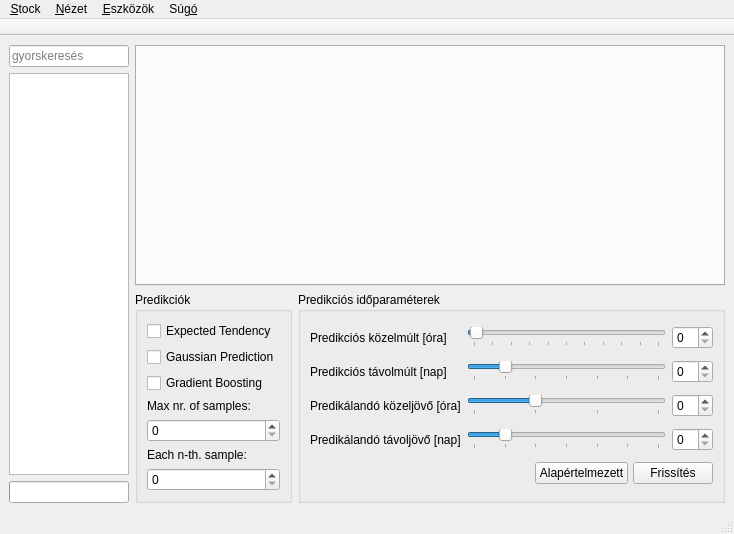
Before: the Qt Designer form intellistock/ui/ui_mainwindow.ui in morta-code/IntelliStock, drawn with Qt 5.
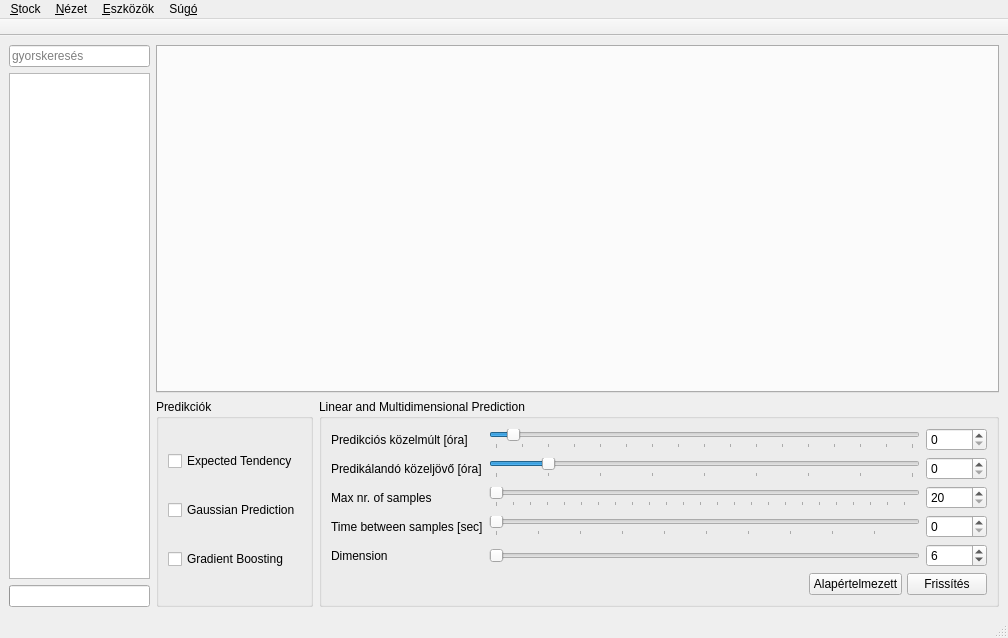
After: the same form once the commit is applied.

Commit message: nagyon sokat modositottam a GUI-on, kizart, hogy minden mukodni fog :D

```diff
--- a/intellistock/ui/ui_mainwindow.ui
+++ b/intellistock/ui/ui_mainwindow.ui
@@ -6,8 +6,8 @@
    <rect>
     <x>0</x>
     <y>0</y>
-    <width>734</width>
-    <height>534</height>
+    <width>1008</width>
+    <height>638</height>
    </rect>
   </property>
   <property name="windowTitle">
@@ -144,135 +144,16 @@
              </property>
             </widget>
            </item>
-           <item>
-            <widget class="QLabel" name="label">
-             <property name="text">
-              <string>Max nr. of samples:</string>
-             </property>
-            </widget>
-           </item>
-           <item>
-            <widget class="QSpinBox" name="spinBox_maxNrSamples"/>
-           </item>
-           <item>
-            <widget class="QLabel" name="label_2">
-             <property name="text">
-              <string>Each n-th. sample:</string>
-             </property>
-            </widget>
-           </item>
-           <item>
-            <widget class="QSpinBox" name="spinBox_eachNthSample"/>
-           </item>
           </layout>
          </widget>
         </item>
         <item>
          <widget class="QGroupBox" name="groupBox_time">
           <property name="title">
-           <string>Predikciós időparaméterek</string>
+           <string>Linear and Multidimensional Prediction</string>
           </property>
           <layout class="QGridLayout" name="gridLayout">
-           <item row="0" column="0">
-            <widget class="QLabel" name="label_near_past">
-             <property name="text">
-              <string>Predikciós közelmúlt [óra]</string>
-             </property>
-            </widget>
-           </item>
-           <item row="2" column="1">
-            <widget class="QSlider" name="slider_near_future">
-             <property name="minimum">
-              <number>0</number>
-             </property>
-             <property name="maximum">
-              <number>72</number>
-             </property>
-             <property name="value">
-              <number>24</number>
-             </property>
-             <property name="orientation">
-              <enum>Qt::Horizontal</enum>
-             </property>
-             <property name="tickPosition">
-              <enum>QSlider::TicksBelow</enum>
-             </property>
-             <property name="tickInterval">
-              <number>24</number>
-             </property>
-            </widget>
-           </item>
-           <item row="3" column="0">
-            <widget class="QLabel" name="label_far_past_2">
-             <property name="text">
-              <string>Predikálandó távoljövő [nap]</string>
-             </property>
-            </widget>
-           </item>
-           <item row="1" column="1">
-            <widget class="QSlider" name="slider_far_past">
-             <property name="minimum">
-              <number>0</number>
-             </property>
-             <property name="maximum">
-              <number>90</number>
-             </property>
-             <property name="value">
-              <number>15</number>
-             </property>
-             <property name="orientation">
-              <enum>Qt::Horizontal</enum>
-             </property>
-             <property name="tickPosition">
-              <enum>QSlider::TicksBelow</enum>
-             </property>
-             <property name="tickInterval">
-              <number>15</number>
-             </property>
-            </widget>
-           </item>
-           <item row="3" column="1">
-            <widget class="QSlider" name="slider_far_future">
-             <property name="minimum">
-              <number>0</number>
-             </property>
-             <property name="maximum">
-              <number>90</number>
-             </property>
-             <property name="value">
-              <number>15</number>
-             </property>
-             <property name="sliderPosition">
-              <number>15</number>
-             </property>
-             <property name="tracking">
-              <bool>true</bool>
-             </property>
-             <property name="orientation">
-              <enum>Qt::Horizontal</enum>
-             </property>
-             <property name="invertedAppearance">
-              <bool>false</bool>
-             </property>
-             <property name="invertedControls">
-              <bool>true</bool>
-             </property>
-             <property name="tickPosition">
-              <enum>QSlider::TicksBelow</enum>
-             </property>
-             <property name="tickInterval">
-              <number>15</number>
-             </property>
-            </widget>
-           </item>
            <item row="1" column="0">
-            <widget class="QLabel" name="label_far_past">
-             <property name="text">
-              <string>Predikciós távolmúlt [nap]</string>
-             </property>
-            </widget>
-           </item>
-           <item row="2" column="0">
             <widget class="QLabel" name="label_near_future">
              <property name="text">
               <string>Predikálandó közeljövő [óra]</string>
@@ -283,7 +164,43 @@
             <widget class="QSpinBox" name="spin_near_past"/>
            </item>
            <item row="1" column="2">
-            <widget class="QSpinBox" name="spin_far_past"/>
+            <widget class="QSpinBox" name="spin_near_future"/>
+           </item>
+           <item row="1" column="1">
+            <widget class="QSlider" name="slider_near_future">
+             <property name="minimum">
+              <number>0</number>
+             </property>
+             <property name="maximum">
+              <number>24</number>
+             </property>
+             <property name="value">
+              <number>3</number>
+             </property>
+             <property name="orientation">
+              <enum>Qt::Horizontal</enum>
+             </property>
+             <property name="tickPosition">
+              <enum>QSlider::TicksBelow</enum>
+             </property>
+             <property name="tickInterval">
+              <number>3</number>
+             </property>
+            </widget>
+           </item>
+           <item row="3" column="0">
+            <widget class="QLabel" name="label_2">
+             <property name="text">
+              <string>Time between samples [sec]</string>
+             </property>
+            </widget>
+           </item>
+           <item row="0" column="0">
+            <widget class="QLabel" name="label_near_past">
+             <property name="text">
+              <string>Predikciós közelmúlt [óra]</string>
+             </property>
+            </widget>
            </item>
            <item row="0" column="1">
             <widget class="QSlider" name="slider_near_past">
@@ -291,7 +208,7 @@
               <number>0</number>
              </property>
              <property name="maximum">
-              <number>240</number>
+              <number>48</number>
              </property>
              <property name="singleStep">
               <number>1</number>
@@ -306,17 +223,11 @@
               <enum>QSlider::TicksBelow</enum>
              </property>
              <property name="tickInterval">
-              <number>24</number>
+              <number>3</number>
              </property>
             </widget>
            </item>
-           <item row="2" column="2">
-            <widget class="QSpinBox" name="spin_near_future"/>
-           </item>
-           <item row="3" column="2">
-            <widget class="QSpinBox" name="spin_far_future"/>
-           </item>
-           <item row="5" column="0" colspan="3">
+           <item row="10" column="0" colspan="3">
             <layout class="QHBoxLayout" name="horizontalLayout_2">
              <property name="spacing">
               <number>5</number>
@@ -362,6 +273,94 @@
              </item>
             </layout>
            </item>
+           <item row="3" column="1">
+            <widget class="QSlider" name="slider_dt_samples">
+             <property name="minimum">
+              <number>10</number>
+             </property>
+             <property name="maximum">
+              <number>1000</number>
+             </property>
+             <property name="orientation">
+              <enum>Qt::Horizontal</enum>
+             </property>
+             <property name="tickPosition">
+              <enum>QSlider::TicksBelow</enum>
+             </property>
+             <property name="tickInterval">
+              <number>100</number>
+             </property>
+            </widget>
+           </item>
+           <item row="2" column="0">
+            <widget class="QLabel" name="label">
+             <property name="text">
+              <string>Max nr. of samples</string>
+             </property>
+            </widget>
+           </item>
+           <item row="4" column="2">
+            <widget class="QSpinBox" name="spin_dim">
+             <property name="minimum">
+              <number>4</number>
+             </property>
+             <property name="maximum">
+              <number>16</number>
+             </property>
+             <property name="value">
+              <number>6</number>
+             </property>
+            </widget>
+           </item>
+           <item row="4" column="0">
+            <widget class="QLabel" name="label_4">
+             <property name="text">
+              <string>Dimension</string>
+             </property>
+            </widget>
+           </item>
+           <item row="2" column="2">
+            <widget class="QSpinBox" name="spin_maxn">
+             <property name="minimum">
+              <number>20</number>
+             </property>
+             <property name="maximum">
+              <number>10000</number>
+             </property>
+             <property name="value">
+              <number>20</number>
+             </property>
+            </widget>
+           </item>
+           <item row="2" column="1">
+            <widget class="QSlider" name="slider_maxn">
+             <property name="minimum">
+              <number>20</number>
+             </property>
+             <property name="maximum">
+              <number>1000</number>
+             </property>
+             <property name="orientation">
+              <enum>Qt::Horizontal</enum>
+             </property>
+             <property name="tickPosition">
+              <enum>QSlider::TicksBelow</enum>
+             </property>
+             <property name="tickInterval">
+              <number>40</number>
+             </property>
+            </widget>
+           </item>
+           <item row="4" column="1">
+            <widget class="QSlider" name="slider_dim">
+             <property name="orientation">
+              <enum>Qt::Horizontal</enum>
+             </property>
+            </widget>
+           </item>
+           <item row="3" column="2">
+            <widget class="QSpinBox" name="spin_dt_samples"/>
+           </item>
           </layout>
          </widget>
         </item>
@@ -376,7 +375,7 @@
     <rect>
      <x>0</x>
      <y>0</y>
-     <width>734</width>
+     <width>1008</width>
      <height>25</height>
     </rect>
    </property>
```
Left out of the diff: 222 changed lines with no effect on the pictures. The commit also changes 4 other files.
